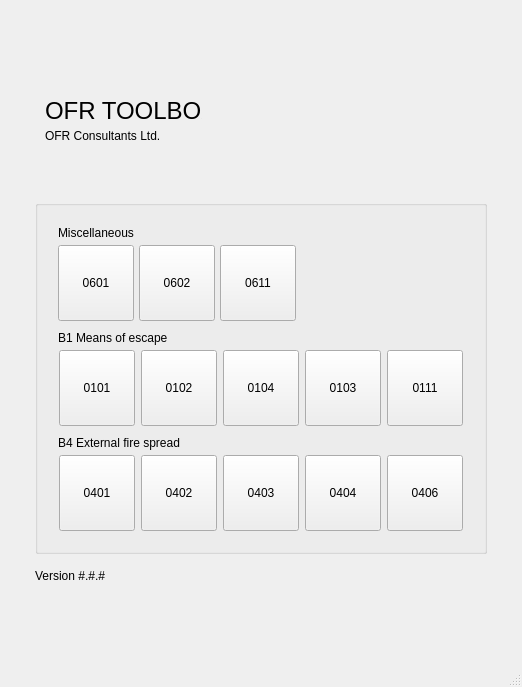
This is fsetoolsGUI/gui/layout/ui/main.ui in fuyans/fsetoolsGUI as Qt 5 draws it before an edit. The edited form follows.
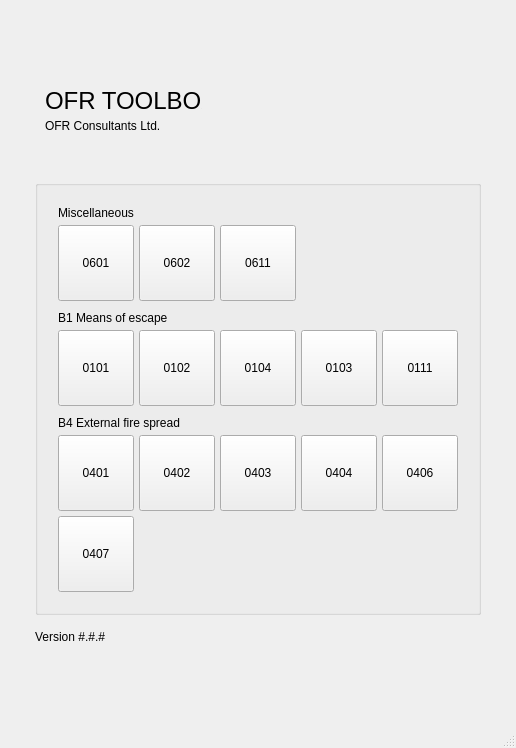
This is the edited form. Icons and pictures are not drawn.

Diff of the .ui file:
```diff
--- a/fsetoolsGUI/gui/layout/ui/main.ui
+++ b/fsetoolsGUI/gui/layout/ui/main.ui
@@ -6,8 +6,8 @@
    <rect>
     <x>0</x>
     <y>0</y>
-    <width>522</width>
-    <height>687</height>
+    <width>504</width>
+    <height>748</height>
    </rect>
   </property>
   <property name="sizePolicy">
@@ -574,6 +574,25 @@
            </property>
           </widget>
          </item>
+         <item row="1" column="0">
+          <widget class="QPushButton" name="pushButton_0407_tra_enclosure">
+           <property name="minimumSize">
+            <size>
+             <width>76</width>
+             <height>76</height>
+            </size>
+           </property>
+           <property name="maximumSize">
+            <size>
+             <width>76</width>
+             <height>76</height>
+            </size>
+           </property>
+           <property name="text">
+            <string>0407</string>
+           </property>
+          </widget>
+         </item>
         </layout>
        </item>
       </layout>
```
Left out of the diff: 52 changed lines with no effect on the pictures.
